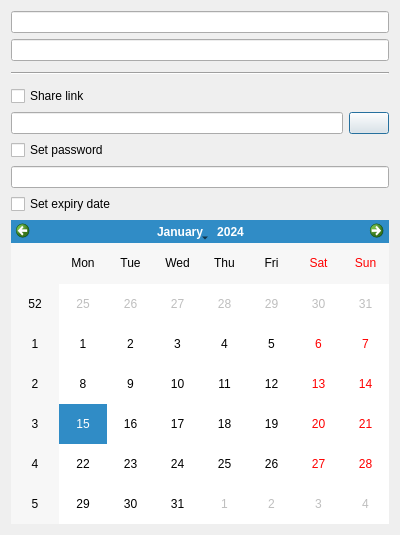
Above: src/gui/sharedialog.ui from nextcloud/desktop before the change. Below: the same form after it.
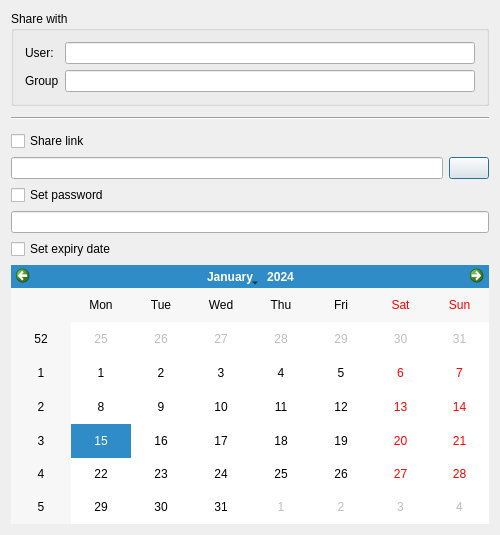
That is the form after the change.

What changed in the file:
```diff
--- a/src/gui/sharedialog.ui
+++ b/src/gui/sharedialog.ui
@@ -6,7 +6,7 @@
    <rect>
     <x>0</x>
     <y>0</y>
-    <width>400</width>
+    <width>500</width>
     <height>535</height>
    </rect>
   </property>
@@ -20,10 +20,33 @@
       <enum>QLayout::SetFixedSize</enum>
      </property>
      <item>
-      <widget class="QLineEdit" name="lineEdit_shareGroup"/>
-     </item>
-     <item>
-      <widget class="QLineEdit" name="lineEdit_shareUser"/>
+      <widget class="QGroupBox" name="gridGroupBox">
+       <property name="title">
+        <string>Share with</string>
+       </property>
+       <layout class="QGridLayout" name="gridLayout_2">
+        <item row="0" column="1">
+         <widget class="QLineEdit" name="lineEdit_shareUser"/>
+        </item>
+        <item row="0" column="0">
+         <widget class="QLabel" name="userLabel">
+          <property name="text">
+           <string>User:</string>
+          </property>
+         </widget>
+        </item>
+        <item row="1" column="1">
+         <widget class="QLineEdit" name="lineEdit_shareGroup"/>
+        </item>
+        <item row="1" column="0">
+         <widget class="QLabel" name="groupLabel">
+          <property name="text">
+           <string>Group</string>
+          </property>
+         </widget>
+        </item>
+       </layout>
+      </widget>
      </item>
      <item>
       <spacer name="horizontalSpacer">
```
